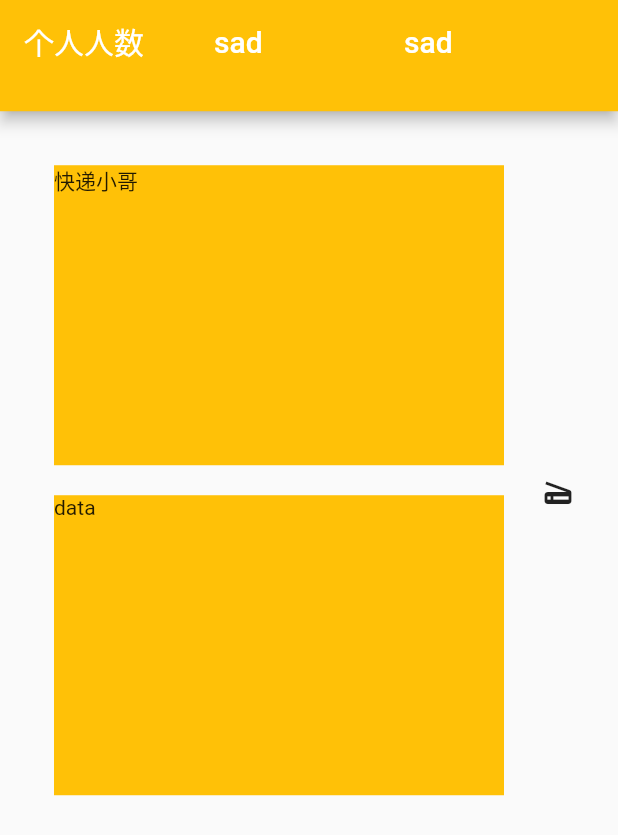
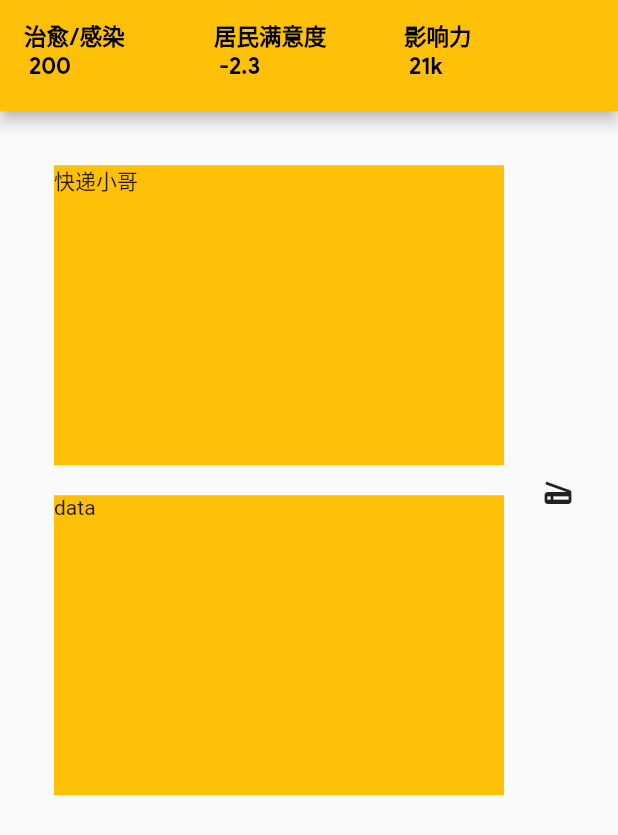
Before and after one commit to aboutmydreams/City-Hero, a Flutter app: the screen it shows after launch, on a phone screen of 412 x 824 dp. Shown: the top 835 px of the screen. Run offline on Flutter 3.47's test engine with Material 2 defaults, Android fonts, the phone set to English and light mode, and no system bars; our stand-ins replace shared_preferences, url_launcher_web, video_player_web; missing offline and left inert: shared_preferences_web.

Commit message:
:tada: write main page

```diff
--- a/lib/view/home_page.dart
+++ b/lib/view/home_page.dart
@@ -1,3 +1,4 @@
+import 'package:CityHero/component/app_ui.dart';
 import 'package:CityHero/view/courier/courier_page.dart';
 import 'package:flutter/material.dart';
 
@@ -58,13 +59,26 @@ class _HomePageState extends State<HomePage> {
           backgroundColor: Colors.amber,
           title: SafeArea(
             child: Container(
+              margin: EdgeInsets.only(top: 10),
               color: Colors.amber,
               height: 90,
               child: Row(
                 children: <Widget>[
-                  Expanded(child: Container(child: Text("个人人数"))),
-                  Expanded(child: Container(child: Text("sad"))),
-                  Expanded(child: Container(child: Text("sad"))),
+                  Expanded(
+                    child: Container(
+                      child: Text("治愈/感染\n 200", style: AppStyles.textStyleB),
+                    ),
+                  ),
+                  Expanded(
+                    child: Container(
+                      child: Text("居民满意度\n -2.3", style: AppStyles.textStyleB),
+                    ),
+                  ),
+                  Expanded(
+                    child: Container(
+                      child: Text("影响力\n 21k", style: AppStyles.textStyleB),
+                    ),
+                  ),
                 ],
               ),
             ),
```
